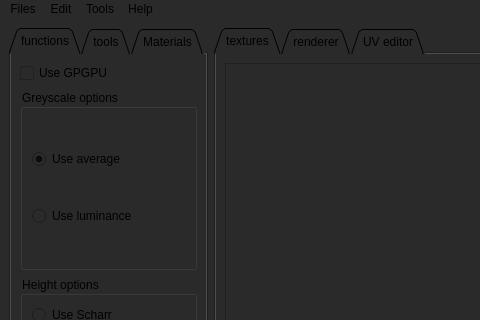
Before: the Qt Designer form Form Files/test.ui in HamilcarR/Axomae, drawn with Qt 5; both pictures show x 0 to 480 and y 0 to 320 of the 1079 by 900 pixel window.
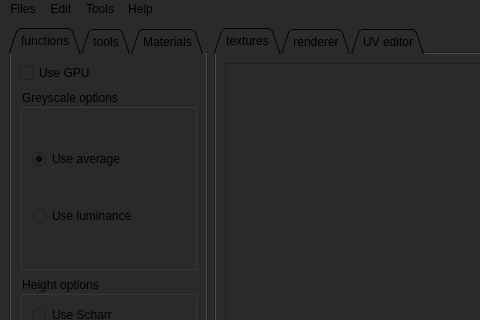
After: the same form once the commit is applied. Icons and pictures are not drawn.

Patch:
```diff
--- a/Form Files/test.ui
+++ b/Form Files/test.ui
@@ -75,7 +75,7 @@
           <item>
            <widget class="QCheckBox" name="use_gpu">
             <property name="text">
-             <string>Use GPGPU</string>
+             <string>Use GPU</string>
             </property>
             <property name="icon">
              <iconset resource="../Ressources/Resource.qrc">
```
Left out of the diff: 56 changed lines with no effect on the pictures.
